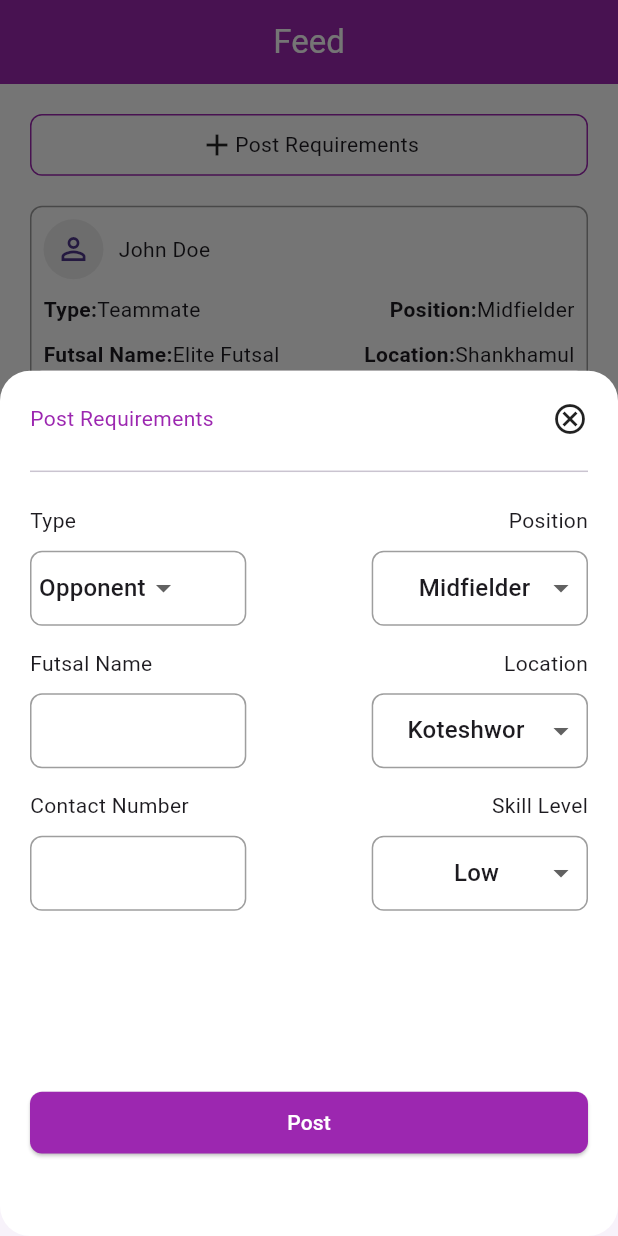
After one commit to Sabinkc/futsal_mate, a Flutter app: the DashboardScreen screen opened directly, after a tap on "Post Requirements", on a phone screen of 412 x 824 dp. The commit adds this screen. Run offline on Flutter 3.47's test engine with Material 3 defaults, Android fonts, the phone set to English and light mode, and no system bars; our stand-ins replace cloud_firestore, firebase_auth, firebase_core, flutter_riverpod, keyboard_dismisser, shared_preferences; accounts and stored records are empty; network calls fail.

Commit message:
post screen UI added

```diff
--- a/lib/features/dashboard/data/dropdown_list.dart
+++ b/lib/features/dashboard/data/dropdown_list.dart
@@ -15,4 +15,6 @@
     "Jadibuti",
     "Lokanthali",
   ];
+
+  static List<String> type = ["Opponent", "Teammate"];
 }
--- a/lib/features/dashboard/presentation/screens/booking_screen.dart
+++ b/lib/features/dashboard/presentation/screens/booking_screen.dart
@@ -12,7 +12,11 @@
         centerTitle: true,
         backgroundColor: CommonColors.primaryColor,
       ),
-      body: Center(child: Text("Booking Screen")),
+      body: Center(
+        child: Image.network(
+          'https://drive.google.com/uc?export=view&id=1gpR8826VzQchyND3QKZl7Q4KemEMYEAt',
+        ),
+      ),
     );
   }
 }
--- a/lib/features/dashboard/presentation/screens/dashboard_screen.dart
+++ b/lib/features/dashboard/presentation/screens/dashboard_screen.dart
@@ -1,5 +1,6 @@
 import 'package:flutter/material.dart';
 import 'package:futsalmate/common/colors.dart';
+import 'package:futsalmate/features/dashboard/presentation/widgets/post_screen.dart';
 
 class DashboardScreen extends StatelessWidget {
   const DashboardScreen({super.key});
@@ -9,7 +10,7 @@
     final screenHeight = MediaQuery.of(context).size.height;
     return Scaffold(
       appBar: AppBar(
-        title: Text("Dashboard", style: TextStyle(color: Colors.white)),
+        title: Text("Feed", style: TextStyle(color: Colors.white)),
         centerTitle: true,
         backgroundColor: CommonColors.primaryColor,
       ),
@@ -18,7 +19,17 @@
         child: Column(
           crossAxisAlignment: CrossAxisAlignment.start,
           children: [
-            Container(
+            InkWell(
+              onTap: () {
+                showModalBottomSheet(
+                  isScrollControlled: true,
+                  context: context,
+                  builder: (context) {
+                    return PostScreen();
+                  },
+                );
+              },
+              child: Container(
                 width: double.infinity,
                 height: screenHeight * 0.05,
                 decoration: BoxDecoration(
@@ -28,7 +39,11 @@
                 child: Center(
                   child: Row(
                     mainAxisAlignment: MainAxisAlignment.center,
-                  children: [Icon(Icons.add_outlined), Text("Add Post")],
+                    children: [
+                      Icon(Icons.add_outlined),
+                      Text("Post Requirements"),
+                    ],
+                  ),
                 ),
               ),
             ),
--- a/lib/features/dashboard/presentation/screens/landing_screen.dart
+++ b/lib/features/dashboard/presentation/screens/landing_screen.dart
@@ -46,7 +46,7 @@
           selectedItemColor: CommonColors.primaryColor,
           unselectedItemColor: Colors.black,
           unselectedLabelStyle: TextStyle(color: Colors.black),
-          unselectedFontSize: 9,
+
           onTap: (index) {
             ref.read(navBarProvider).updateSelectedIndex(index);
           },
--- /dev/null
+++ b/lib/features/dashboard/presentation/widgets/post_screen.dart
@@ -0,0 +1,275 @@
+import 'package:flutter/material.dart';
+import 'package:futsalmate/common/colors.dart';
+import 'package:futsalmate/features/dashboard/data/dropdown_list.dart';
+
+class PostScreen extends StatelessWidget {
+  const PostScreen({super.key});
+
+  @override
+  Widget build(BuildContext context) {
+    final screenHeight = MediaQuery.of(context).size.height;
+    final screenWidth = MediaQuery.of(context).size.width;
+    return Container(
+      width: double.infinity,
+      decoration: BoxDecoration(
+        borderRadius: BorderRadius.circular(20),
+        color: Colors.white,
+      ),
+      height: screenHeight * 0.7,
+      child: Padding(
+        padding: const EdgeInsets.symmetric(horizontal: 20, vertical: 20),
+        child: Column(
+          spacing: 15,
+          children: [
+            Row(
+              mainAxisAlignment: MainAxisAlignment.spaceBetween,
+              children: [
+                Text(
+                  "Post Requirements",
+                  style: TextStyle(color: CommonColors.primaryColor),
+                ),
+                Align(
+                  alignment: Alignment.centerRight,
+                  child: InkWell(
+                    onTap: () {
+                      Navigator.pop(context);
+                    },
+                    child: Icon(Icons.cancel_outlined),
+                  ),
+                ),
+              ],
+            ),
+            Divider(),
+            Row(
+              mainAxisAlignment: MainAxisAlignment.spaceBetween,
+              children: [
+                Column(
+                  crossAxisAlignment: CrossAxisAlignment.start,
+                  spacing: 10,
+                  children: [
+                    Text("Type"),
+                    Container(
+                      width: screenWidth * 0.35,
+                      padding: EdgeInsets.symmetric(horizontal: 5),
+                      decoration: BoxDecoration(
+                        border: Border.all(color: CommonColors.greyColor),
+                        borderRadius: BorderRadius.circular(8),
+                      ),
+                      child: DropdownButton(
+                        value: "opponent",
+                        underline: SizedBox.shrink(),
+                        items: [
+                          DropdownMenuItem(
+                            value: "opponent",
+                            child: Text(DropdownList.type[0]),
+                          ),
+                          DropdownMenuItem(
+                            value: "teammate",
+                            child: Text(DropdownList.type[0]),
+                          ),
+                        ],
+                        onChanged: (value) {},
+                      ),
+                    ),
+                  ],
+                ),
+                Column(
+                  crossAxisAlignment: CrossAxisAlignment.end,
+                  spacing: 10,
+                  children: [
+                    Text("Position"),
+                    Container(
+                      width: screenWidth * 0.35,
+                      padding: EdgeInsets.symmetric(horizontal: 5),
+                      decoration: BoxDecoration(
+                        border: Border.all(color: CommonColors.greyColor),
+                        borderRadius: BorderRadius.circular(8),
+                      ),
+                      child: Align(
+                        alignment: Alignment.centerRight,
+                        child: DropdownButton(
+                          value: "midfielder",
+                          underline: SizedBox.shrink(),
+                          items: [
+                            DropdownMenuItem(
+                              value: "goalkeeper",
+                              child: Text(DropdownList.futsalPositions[0]),
+                            ),
+                            DropdownMenuItem(
+                              value: "defender",
+                              child: Text(DropdownList.futsalPositions[1]),
+                            ),
+                            DropdownMenuItem(
+                              value: "winger",
+                              child: Text(DropdownList.futsalPositions[2]),
+                            ),
+                            DropdownMenuItem(
+                              value: "midfielder",
+                              child: Text(DropdownList.futsalPositions[3]),
+                            ),
+                            DropdownMenuItem(
+                              value: "pivot",
+                              child: Text(DropdownList.futsalPositions[4]),
+                            ),
+                          ],
+                          onChanged: (value) {},
+                        ),
+                      ),
+                    ),
+                  ],
+                ),
+              ],
+            ),
+            Row(
+              mainAxisAlignment: MainAxisAlignment.spaceBetween,
+              children: [
+                Column(
+                  crossAxisAlignment: CrossAxisAlignment.start,
+                  spacing: 10,
+                  children: [
+                    Text("Futsal Name"),
+                    Container(
+                      width: screenWidth * 0.35,
+                      padding: EdgeInsets.symmetric(horizontal: 5),
+                      decoration: BoxDecoration(
+                        border: Border.all(color: CommonColors.greyColor),
+                        borderRadius: BorderRadius.circular(8),
+                      ),
+                      child: TextField(
+                        decoration: InputDecoration(border: InputBorder.none),
+                      ),
+                    ),
+                  ],
+                ),
+                Column(
+                  crossAxisAlignment: CrossAxisAlignment.end,
+                  spacing: 10,
+                  children: [
+                    Align(
+                      alignment: Alignment.centerRight,
+                      child: Text("Location"),
+                    ),
+                    Container(
+                      width: screenWidth * 0.35,
+                      padding: EdgeInsets.symmetric(horizontal: 5),
+                      decoration: BoxDecoration(
+                        border: Border.all(color: CommonColors.greyColor),
+                        borderRadius: BorderRadius.circular(8),
+                      ),
+                      child: Align(
+                        alignment: Alignment.centerRight,
+                        child: DropdownButton(
+                          value: "koteshwor",
+                          underline: SizedBox.shrink(),
+                          items: [
+                            DropdownMenuItem(
+                              value: "koteshwor",
+                              child: Text(DropdownList.availiableAddresses[0]),
+                            ),
+                            DropdownMenuItem(
+                              value: "tinkune",
+                              child: Text(DropdownList.availiableAddresses[1]),
+                            ),
+                            DropdownMenuItem(
+                              value: "shankhamul",
+                              child: Text(DropdownList.availiableAddresses[2]),
+                            ),
+                            DropdownMenuItem(
+                              value: "jadibuti",
+                              child: Text(DropdownList.availiableAddresses[3]),
+                            ),
+                            DropdownMenuItem(
+                              value: "lokanthali",
+                              child: Text(DropdownList.availiableAddresses[4]),
+                            ),
+                          ],
+                          onChanged: (value) {},
+                        ),
+                      ),
+                    ),
+                  ],
+                ),
+              ],
+            ),
+            Row(
+              mainAxisAlignment: MainAxisAlignment.spaceBetween,
+              children: [
+                Column(
+                  crossAxisAlignment: CrossAxisAlignment.start,
+                  spacing: 10,
+                  children: [
+                    Text("Contact Number"),
+                    Container(
+                      width: screenWidth * 0.35,
+                      padding: EdgeInsets.symmetric(horizontal: 5),
+                      decoration: BoxDecoration(
+                        border: Border.all(color: CommonColors.greyColor),
+                        borderRadius: BorderRadius.circular(8),
+                      ),
+                      child: TextField(
+                        decoration: InputDecoration(border: InputBorder.none),
+                      ),
+                    ),
+                  ],
+                ),
+                Column(
+                  crossAxisAlignment: CrossAxisAlignment.end,
+                  spacing: 10,
+                  children: [
+                    Text("Skill Level"),
+                    Container(
+                      width: screenWidth * 0.35,
+                      padding: EdgeInsets.symmetric(horizontal: 5),
+                      decoration: BoxDecoration(
+                        border: Border.all(color: CommonColors.greyColor),
+                        borderRadius: BorderRadius.circular(8),
+                      ),
+                      child: Align(
+                        alignment: Alignment.centerRight,
+                        child: DropdownButton(
+                          value: "low",
+                          underline: SizedBox.shrink(),
+                          items: [
+                            DropdownMenuItem(
+                              value: "low",
+                              child: Text(DropdownList.skillLevel[0]),
+                            ),
+                            DropdownMenuItem(
+                              value: "medium",
+                              child: Text(DropdownList.skillLevel[1]),
+                            ),
+                            DropdownMenuItem(
+                              value: "high",
+                              child: Text(DropdownList.skillLevel[2]),
+                            ),
+                          ],
+                          onChanged: (value) {},
+                        ),
+                      ),
+                    ),
+                  ],
+                ),
+              ],
+            ),
+            Spacer(),
+            SizedBox(
+              height: screenHeight * 0.05,
+              width: double.infinity,
+              child: ElevatedButton(
+                style: ElevatedButton.styleFrom(
+                  backgroundColor: CommonColors.primaryColor,
+                  shape: RoundedRectangleBorder(
+                    borderRadius: BorderRadius.circular(8),
+                  ),
+                ),
+                onPressed: () {},
+                child: Text("Post", style: TextStyle(color: Colors.white)),
+              ),
+            ),
+            SizedBox(height: 20),
+          ],
+        ),
+      ),
+    );
+  }
+}
```
Lines whose indentation alone changed are shown as unchanged.
